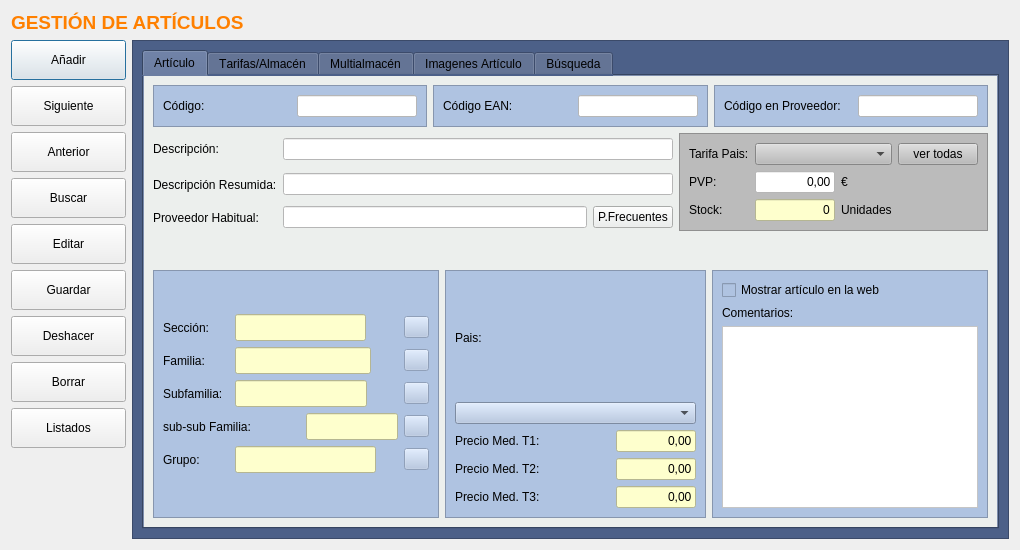
First picture: the form in frmarticulos.ui, repository arcnexus/RedFoX, before the edit.
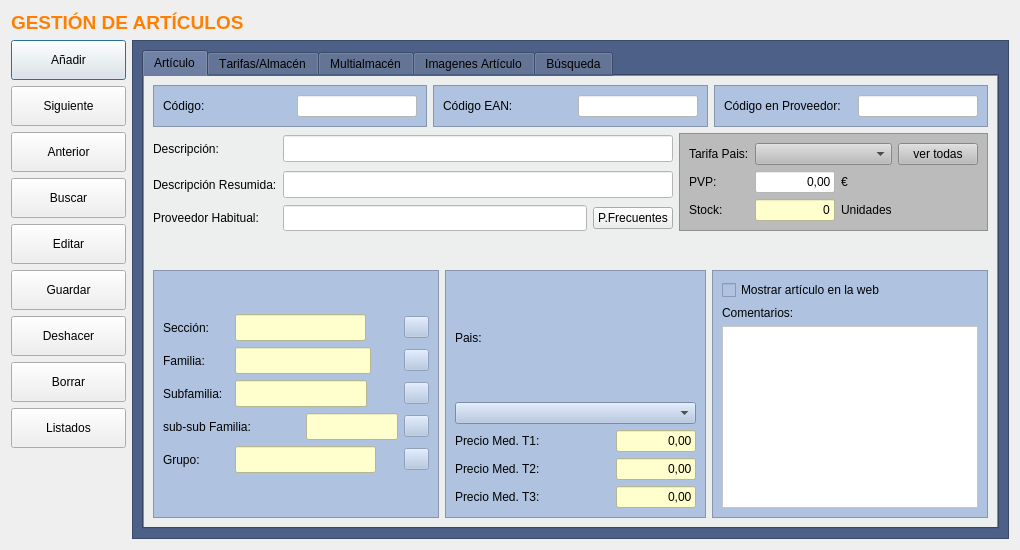
Second picture: the form after the edit. Icons and pictures are not drawn.

Commit message: Captura pais en art´iculo

Patch:
```diff
--- a/frmarticulos.ui
+++ b/frmarticulos.ui
@@ -372,6 +372,12 @@
             </item>
             <item row="2" column="1">
              <widget class="QLineEdit" name="txtcProveedor">
+              <property name="maximumSize">
+               <size>
+                <width>16777215</width>
+                <height>27</height>
+               </size>
+              </property>
               <property name="styleSheet">
                <string notr="true">background-color: rgb(255, 255, 255);</string>
               </property>
@@ -511,6 +517,12 @@
             </item>
             <item row="1" column="1" colspan="2">
              <widget class="QLineEdit" name="txtcDescripcionResumida">
+              <property name="maximumSize">
+               <size>
+                <width>16777215</width>
+                <height>27</height>
+               </size>
+              </property>
               <property name="styleSheet">
                <string notr="true">background-color: rgb(255, 255, 255);</string>
               </property>
@@ -518,6 +530,12 @@
             </item>
             <item row="0" column="1" colspan="2">
              <widget class="QLineEdit" name="txtcDescripcion">
+              <property name="maximumSize">
+               <size>
+                <width>16777215</width>
+                <height>27</height>
+               </size>
+              </property>
               <property name="styleSheet">
                <string notr="true">background-color: rgb(255, 255, 255);</string>
               </property>
```
Left out of the diff: 16 changed lines with no effect on the pictures. The commit also changes 1 other file.
